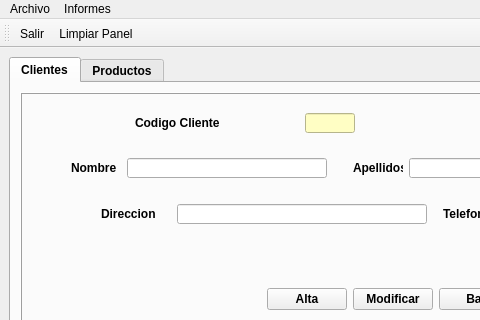
First picture: the form in templates/mainWindow.ui, repository Sierrowsky/SierraPerezR, before the edit; both pictures show x 0 to 480 and y 0 to 320 of the 1024 by 768 pixel window.
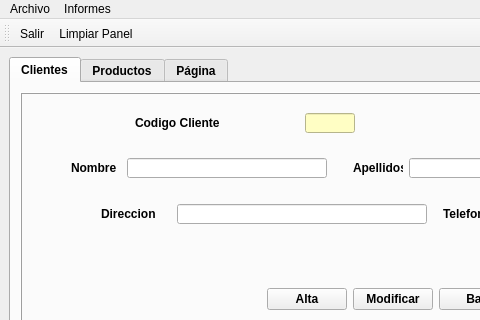
Second picture: the form after the edit. The open tabs and pages were chosen to show the change. Icons and pictures are not drawn.

Diff of the .ui file:
```diff
--- a/templates/mainWindow.ui
+++ b/templates/mainWindow.ui
@@ -1184,6 +1184,11 @@
         </item>
        </layout>
       </widget>
+      <widget class="QWidget" name="tab">
+       <attribute name="title">
+        <string>Página</string>
+       </attribute>
+      </widget>
      </widget>
     </item>
    </layout>
```
Left out of the diff: 2 changed lines with no effect on the pictures.
